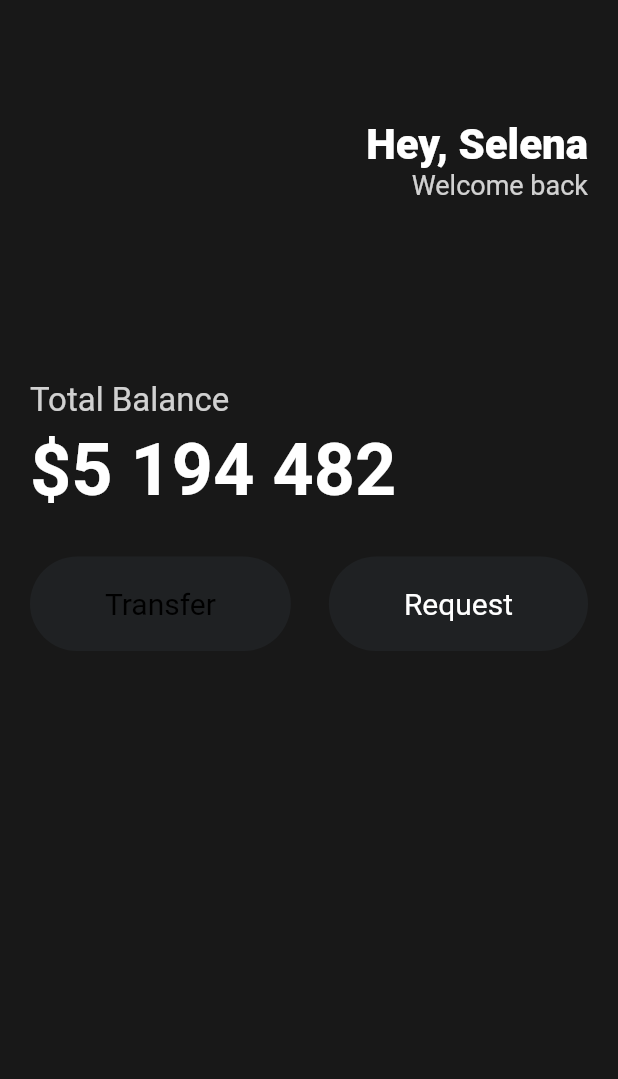
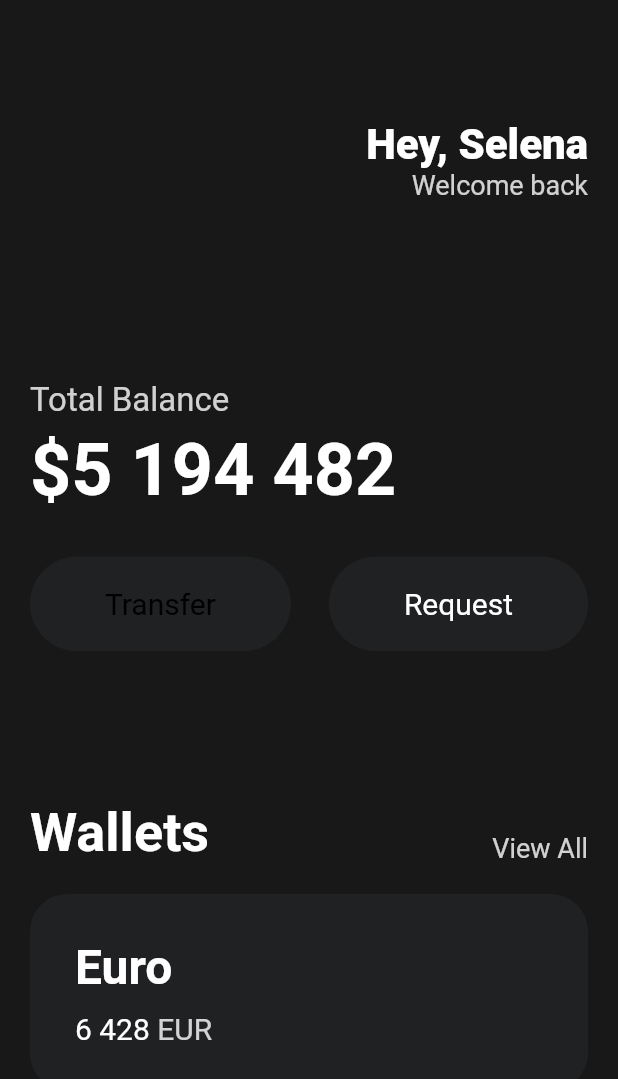
Before and after one commit to nohsangwoo/dribble-Finnancial-Mobile-clone, a Flutter app: the screen it shows after launch, on a phone screen of 412 x 824 dp. Shown: the top 1079 px of the screen. Run offline on Flutter 3.47's test engine with Material 2 defaults, Android fonts, the phone set to English and light mode, and no system bars.

Commit message:
Cards section

```diff
--- a/lib/main.dart
+++ b/lib/main.dart
@@ -109,11 +109,94 @@ class App extends StatelessWidget {
                   text: "Request",
                   bgColor: Color(0xFF1F2123),
                   textColor: Colors.white,
+                ),
+              ],
+            ),
+            const SizedBox(
+              height: 100,
+            ),
+            Row(
+              mainAxisAlignment: MainAxisAlignment.spaceBetween,
+              crossAxisAlignment: CrossAxisAlignment.end,
+              children: [
+                const Text(
+                  "Wallets",
+                  style: TextStyle(
+                    color: Colors.white,
+                    fontSize: 36,
+                    fontWeight: FontWeight.w600,
+                  ),
+                ),
+                Text(
+                  "View All",
+                  style: TextStyle(
+                    color: Colors.white.withOpacity(0.8),
+                    fontSize: 18,
+                  ),
+                ),
+              ],
+            ),
+            const SizedBox(
+              height: 20,
+            ),
+            Container(
+              decoration: BoxDecoration(
+                color: const Color(0xFF1F2123),
+                borderRadius: BorderRadius.circular(
+                  25,
+                ),
+              ),
+              child: Padding(
+                padding: const EdgeInsets.all(
+                  30,
+                ),
+                child: Row(
+                  children: [
+                    Column(
+                      crossAxisAlignment: CrossAxisAlignment.start,
+                      children: [
+                        const Text(
+                          "Euro",
+                          style: TextStyle(
+                              color: Colors.white,
+                              fontSize: 32,
+                              fontWeight: FontWeight.w600),
+                        ),
+                        const SizedBox(
+                          height: 10,
+                        ),
+                        Row(
+                          children: [
+                            const Text(
+                              "6 428",
+                              style: TextStyle(
+                                color: Colors.white,
+                                fontSize: 20,
+                              ),
+                            ),
+                            const SizedBox(
+                              width: 5,
+                            ),
+                            Text(
+                              "EUR",
+                              style: TextStyle(
+                                color: Colors.white.withOpacity(
+                                  0.8,
+                                ),
+                                fontSize: 20,
+                              ),
+                            ),
+                          ],
+                        ),
+                      ],
+                    ),
+                  ],
+                ),
+              ),
             )
           ],
-              )
-            ],
-          )),
+        ),
+      ),
     ));
   }
 }
```
Lines whose indentation alone changed are shown as unchanged.
